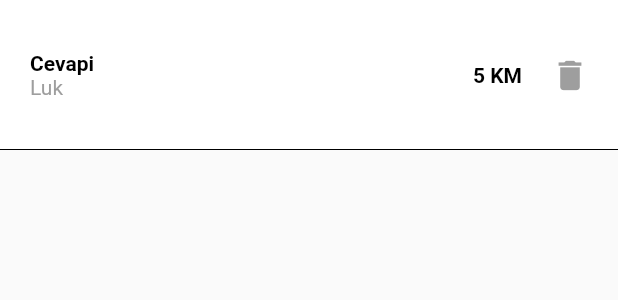
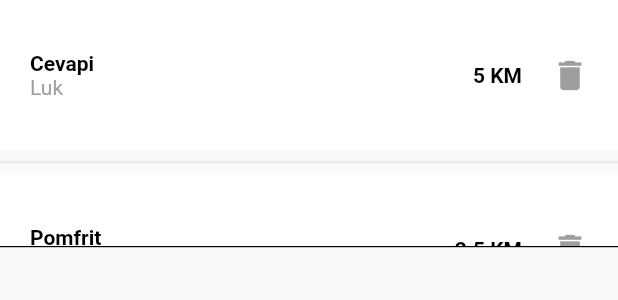
Before and after one commit to fcolakovic2/zeljo, a Flutter app: the ListViewItems widget shown alone on an empty page, opened directly, after a tap on the "delete" icon, on a phone screen of 412 x 824 dp. Shown: the top 300 px of the screen. Run offline on Flutter 3.47's test engine with Material 2 defaults, Android fonts, the phone set to English and light mode, and no system bars; our stand-ins replace cloud_firestore, firebase_auth, firebase_core, flutter_local_notifications, google_sign_in; missing offline and left inert: cloud_firestore_web, firebase_analytics_web, firebase_auth_web, firebase_core_web, google_sign_in_web; accounts and stored records are empty.

Commit message:
popravljen UI menu screena

```diff
--- a/lib/view/CheckOutView/widgets/ListViewItems.dart
+++ b/lib/view/CheckOutView/widgets/ListViewItems.dart
@@ -12,7 +12,7 @@ class _ListViewItemsState extends State<ListViewItems> {
   @override
   Widget build(BuildContext context) {
     return Container(
-      height: 100,
+      height: MediaQuery.of(context).size.height * 0.2,
       decoration: Styles.border,
       child: ListView.separated(
         itemCount: naziv.length,
--- a/lib/view/MenuScreen/widgets/menuCard.dart
+++ b/lib/view/MenuScreen/widgets/menuCard.dart
@@ -17,7 +17,7 @@ class _MenuCardState extends State<MenuCard> {
   Widget build(BuildContext context) {
     SizeConfig().init(context);
     return Container(
-      height: SizeConfig.blockSizeVertical * 20,
+      height: 114,
       child: GestureDetector(
         onTap: () {
           Navigator.push(
```
Also changed, not shown: lib/view/MenuScreen/widgets/cardItems.dart (+2 -7 lines).
